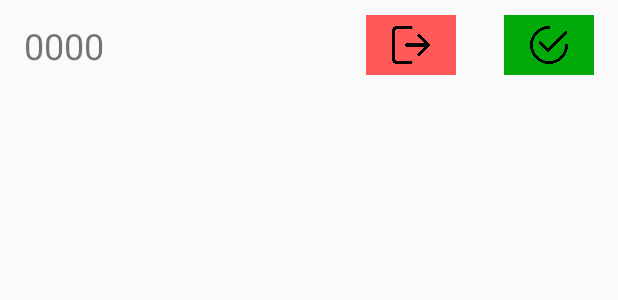
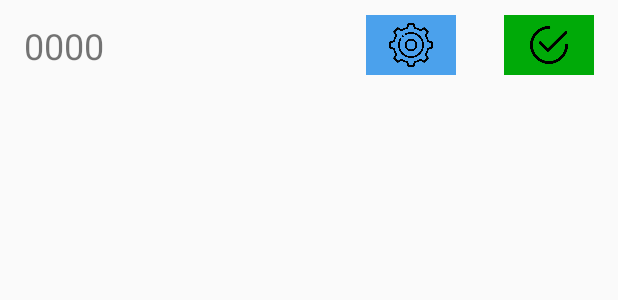
Before and after one commit to Raven351/GAiTPodzialy, an Android app: the layout logins_list_item.xml on its own in the app's theme, with its tools: preview values and no code run, on a phone screen of 412 x 824 dp. Shown: the top 300 px of the screen. Run offline under Robolectric (Android 15) with nearby library versions, the phone set to English and light mode, and no system bars.

```diff
--- a/app/src/main/AndroidManifest.xml
+++ b/app/src/main/AndroidManifest.xml
@@ -14,11 +14,10 @@
         android:supportsRtl="true"
         android:theme="@style/AppTheme"
         android:usesCleartextTraffic="true">
+        <activity android:name=".activities.ui.accountslist.AccountsListActivity"></activity>
         <activity
             android:name=".activities.ui.MainViewPager"
-            android:theme="@style/AppTheme.NoActionBar"
-            >
-        </activity>
+            android:theme="@style/AppTheme.NoActionBar"></activity>
         <activity
             android:name=".activities.ui.login.LoginActivity"
             android:label="@string/title_activity_login" />
--- a/app/src/main/java/com/ravensu/gaitpodzialy/activities/ui/assignmentslist/AssignmentsListFragment.java
+++ b/app/src/main/java/com/ravensu/gaitpodzialy/activities/ui/assignmentslist/AssignmentsListFragment.java
@@ -106,7 +106,6 @@ public class AssignmentsListFragment extends Fragment {
      * >Communicating with Other Fragments</a> for more information.
      */
     public interface OnListFragmentInteractionListener {
-        // TODO: Update argument type and name
         void onListFragmentInteraction(Assignment assignment);
     }
 }
--- a/app/src/main/res/layout/logins_list_item.xml
+++ b/app/src/main/res/layout/logins_list_item.xml
@@ -7,7 +7,7 @@
     android:layout_height="60dp">
 
     <TextView
-        android:id="@+id/textView"
+        android:id="@+id/userId"
         android:layout_width="wrap_content"
         android:layout_height="wrap_content"
         android:layout_marginStart="16dp"
@@ -22,13 +22,13 @@
         android:layout_width="60dp"
         android:layout_height="40dp"
         android:layout_marginEnd="32dp"
-        android:background="#ff5959"
-        android:padding="7dp"
+        android:background="#4BA1EC"
+        android:padding="5dp"
         android:scaleType="fitCenter"
         app:layout_constraintBottom_toBottomOf="parent"
         app:layout_constraintEnd_toStartOf="@+id/changeToUserButton"
         app:layout_constraintTop_toTopOf="parent"
-        app:srcCompat="@drawable/logout" />
+        app:srcCompat="@drawable/settings_icon" />
 
     <ImageButton
         android:id="@+id/changeToUserButton"
```
Also changed, not shown: app/src/main/java/com/ravensu/gaitpodzialy/activities/ui/accountslist/AccountsListAdapter.java (added, +52 -0 lines), app/src/main/java/com/ravensu/gaitpodzialy/activities/ui/accountslist/AccountsListViewModel.java (added, +17 -0 lines), app/src/main/res/drawable-v24/settings_icon.png (added).
